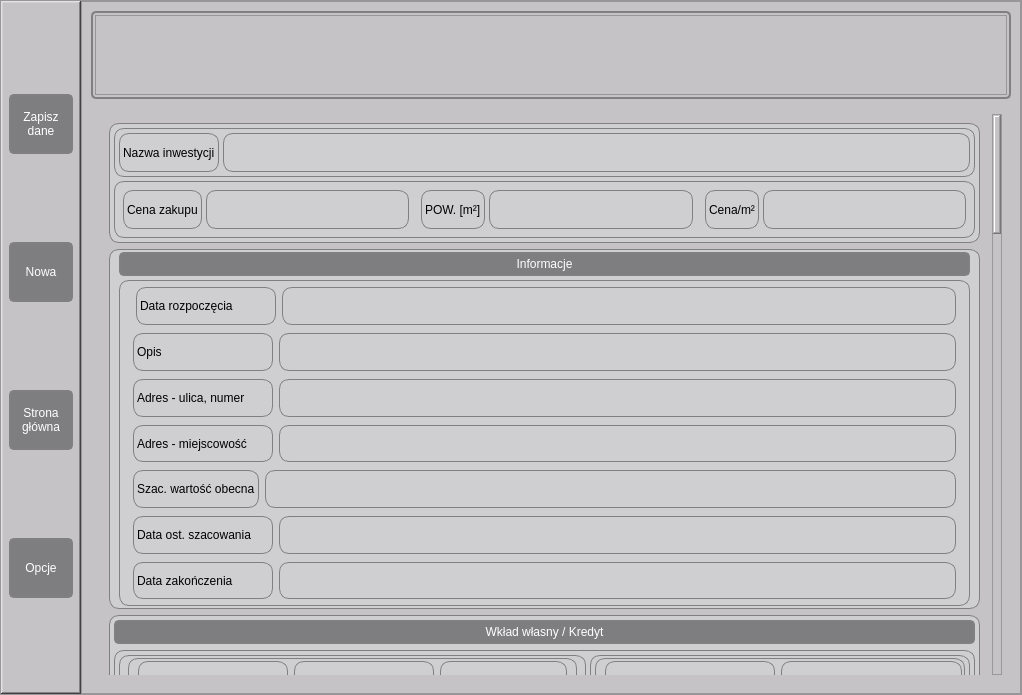
Above: src/gui/main_window.ui from youngdashu/Investments-overview before the change. Below: the same form after it.
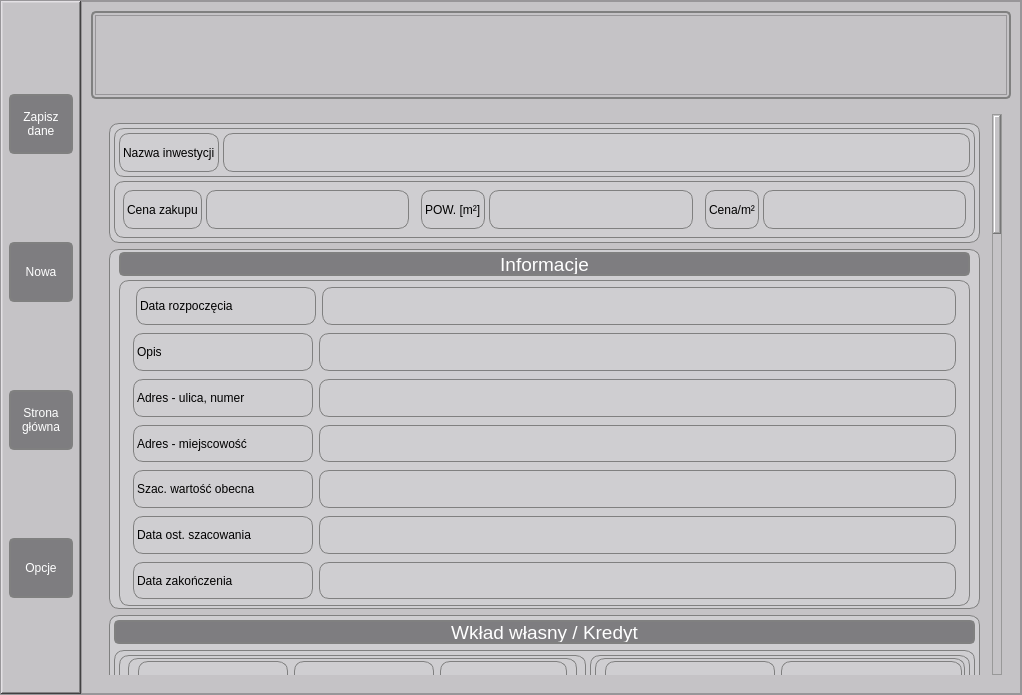
That is the form after the change. Icons and pictures are not drawn.

What changed in the file:
```diff
--- a/src/gui/main_window.ui
+++ b/src/gui/main_window.ui
@@ -419,8 +419,8 @@
                  <property name="geometry">
                   <rect>
                    <x>0</x>
-                   <y>-427</y>
-                   <width>890</width>
+                   <y>-2048</y>
+                   <width>880</width>
                    <height>2684</height>
                   </rect>
                  </property>
@@ -731,6 +731,11 @@
                          <height>24</height>
                         </size>
                        </property>
+                       <property name="font">
+                        <font>
+                         <pointsize>14</pointsize>
+                        </font>
+                       </property>
                        <property name="text">
                         <string>Informacje</string>
                        </property>
@@ -795,7 +800,7 @@
                             <widget class="QLabel" name="label_14">
                              <property name="minimumSize">
                               <size>
-                               <width>140</width>
+                               <width>180</width>
                                <height>0</height>
                               </size>
                              </property>
@@ -836,7 +841,7 @@
                             <widget class="QLabel" name="label_15">
                              <property name="minimumSize">
                               <size>
-                               <width>140</width>
+                               <width>180</width>
                                <height>0</height>
                               </size>
                              </property>
@@ -877,7 +882,7 @@
                             <widget class="QLabel" name="label_16">
                              <property name="minimumSize">
                               <size>
-                               <width>140</width>
+                               <width>180</width>
                                <height>0</height>
                               </size>
                              </property>
@@ -918,7 +923,7 @@
                             <widget class="QLabel" name="label_17">
                              <property name="minimumSize">
                               <size>
-                               <width>140</width>
+                               <width>180</width>
                                <height>0</height>
                               </size>
                              </property>
@@ -957,6 +962,12 @@
                            </property>
                            <item>
                             <widget class="QLabel" name="label_18">
+                             <property name="minimumSize">
+                              <size>
+                               <width>180</width>
+                               <height>0</height>
+                              </size>
+                             </property>
                              <property name="text">
                               <string>Szac. wartość obecna</string>
                              </property>
@@ -994,7 +1005,7 @@
                             <widget class="QLabel" name="label_19">
                              <property name="minimumSize">
                               <size>
-                               <width>140</width>
+                               <width>180</width>
                                <height>0</height>
                               </size>
                              </property>
@@ -1035,7 +1046,7 @@
                             <widget class="QLabel" name="label_20">
                              <property name="minimumSize">
                               <size>
-                               <width>140</width>
+                               <width>180</width>
                                <height>0</height>
                               </size>
                              </property>
@@ -1091,6 +1102,11 @@
                          <height>24</height>
                         </size>
                        </property>
+                       <property name="font">
+                        <font>
+                         <pointsize>14</pointsize>
+                        </font>
+                       </property>
                        <property name="text">
                         <string>Wkład własny / Kredyt</string>
                        </property>
```
Left out of the diff: 55 changed lines with no effect on the pictures.
